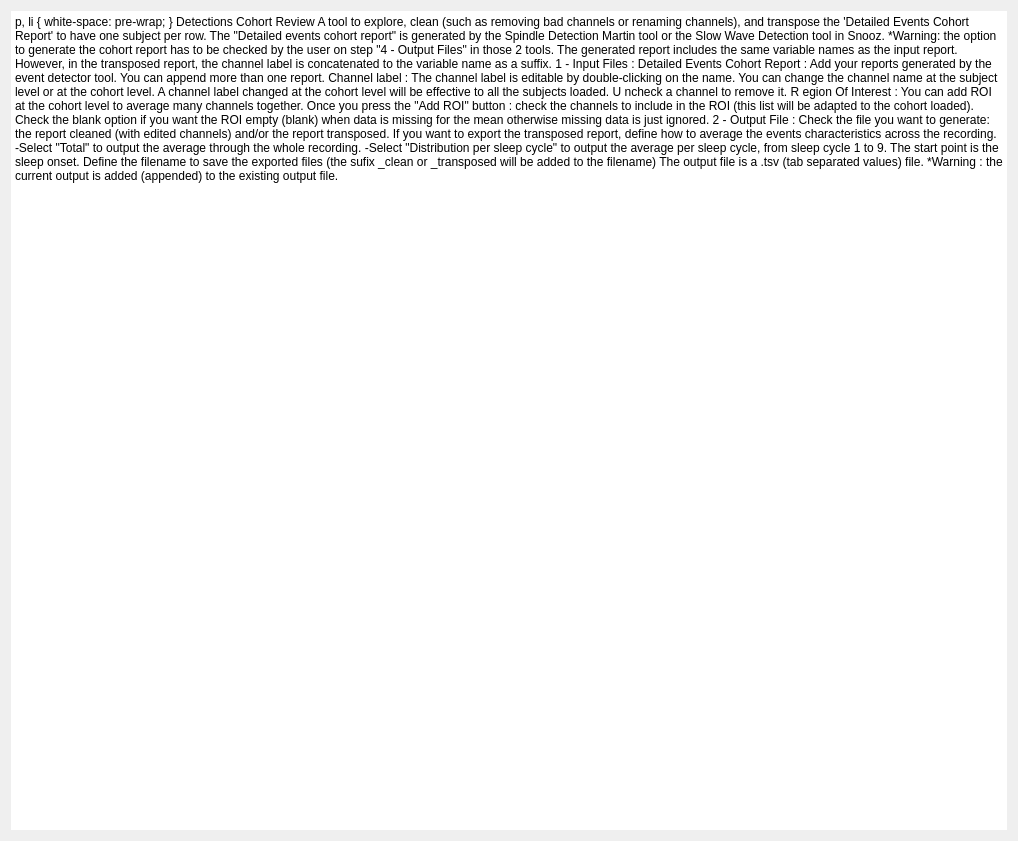
Qt form tools/CEAMSTools/DetectionsCohortReview/IntroStep/Ui_IntroStep.ui (SnoozToolbox/snooz-package-ceams) before a commit.
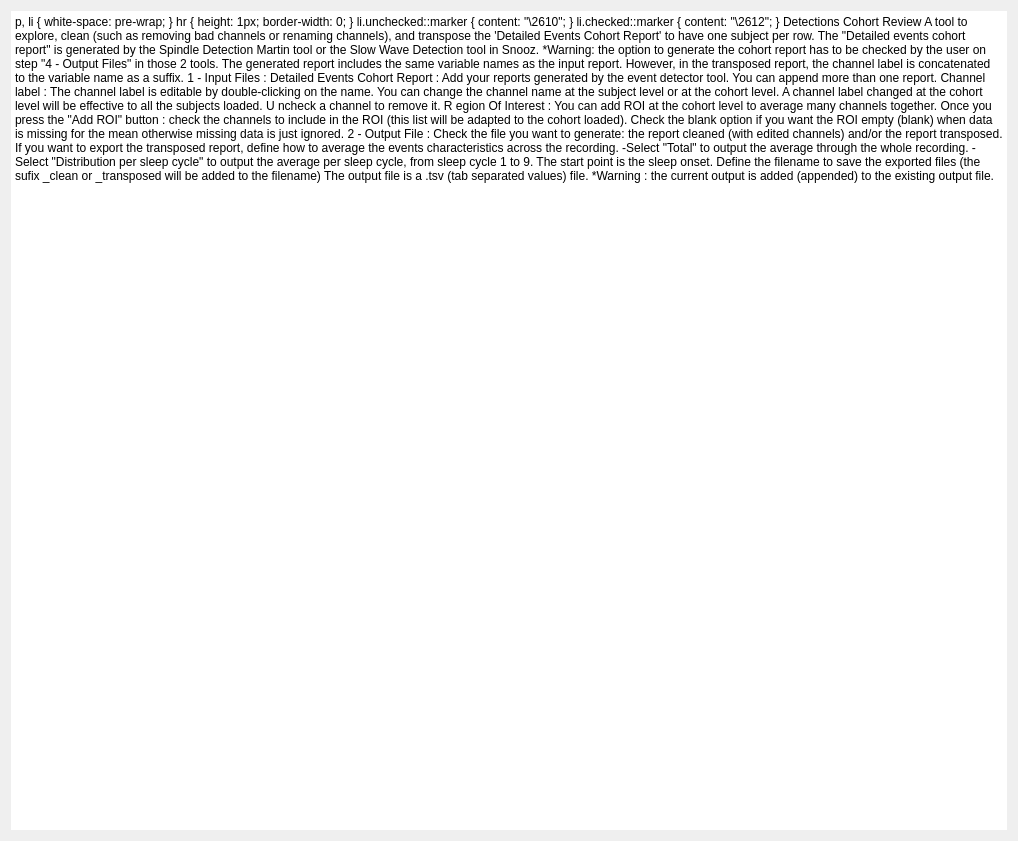
The same form after that commit.

Commit message: Unusuall Hlines and Vlines of the frameShape is removed from the tools and modules

What changed in the file:
```diff
--- a/tools/CEAMSTools/DetectionsCohortReview/IntroStep/Ui_IntroStep.ui
+++ b/tools/CEAMSTools/DetectionsCohortReview/IntroStep/Ui_IntroStep.ui
@@ -20,7 +20,7 @@
    <item>
     <widget class="QTextEdit" name="textEdit">
      <property name="frameShape">
-      <enum>QFrame::HLine</enum>
+      <enum>QFrame::Shape::NoFrame</enum>
      </property>
      <property name="frameShadow">
       <enum>QFrame::Plain</enum>
@@ -33,8 +33,11 @@
      </property>
      <property name="html">
       <string>&lt;!DOCTYPE HTML PUBLIC &quot;-//W3C//DTD HTML 4.0//EN&quot; &quot;http://www.w3.org/TR/REC-html40/strict.dtd&quot;&gt;
-&lt;html&gt;&lt;head&gt;&lt;meta name=&quot;qrichtext&quot; content=&quot;1&quot; /&gt;&lt;style type=&quot;text/css&quot;&gt;
+&lt;html&gt;&lt;head&gt;&lt;meta name=&quot;qrichtext&quot; content=&quot;1&quot; /&gt;&lt;meta charset=&quot;utf-8&quot; /&gt;&lt;style type=&quot;text/css&quot;&gt;
 p, li { white-space: pre-wrap; }
+hr { height: 1px; border-width: 0; }
+li.unchecked::marker { content: &quot;\2610&quot;; }
+li.checked::marker { content: &quot;\2612&quot;; }
 &lt;/style&gt;&lt;/head&gt;&lt;body style=&quot; font-family:'Roboto'; font-size:12pt; font-weight:400; font-style:normal;&quot;&gt;
 &lt;p style=&quot;-qt-paragraph-type:empty; margin-top:0px; margin-bottom:0px; margin-left:0px; margin-right:0px; -qt-block-indent:0; text-indent:0px;&quot;&gt;&lt;br /&gt;&lt;/p&gt;
 &lt;p style=&quot; margin-top:0px; margin-bottom:0px; margin-left:0px; margin-right:0px; -qt-block-indent:0; text-indent:0px;&quot;&gt;&lt;span style=&quot; font-weight:600;&quot;&gt;Detections Cohort Review&lt;/span&gt;&lt;/p&gt;
```
Left out of the diff: 2 changed lines with no effect on the pictures. The commit also changes 48 other files.
